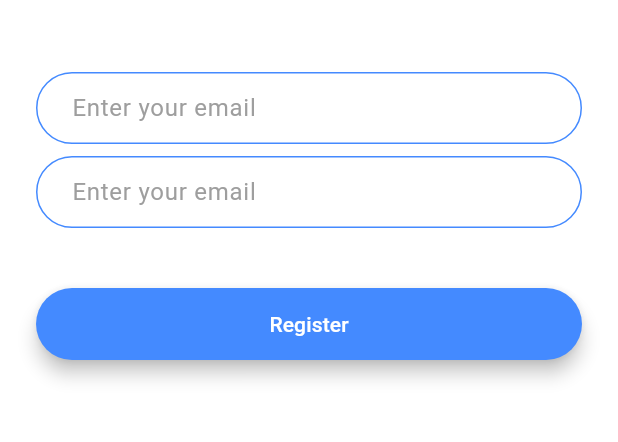
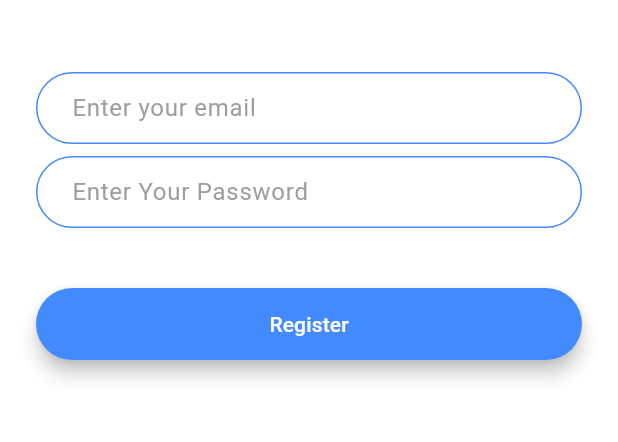
Before and after one commit to Harshavardhan1617/Flash-Chat, a Flutter app: the RegistrationScreen screen opened by its route, on a phone screen of 412 x 824 dp, the part 576-1018 px from its top. Run offline on Flutter 3.47's test engine with Material 3 defaults, Android fonts, the phone set to English and light mode, and no system bars.

Commit message:
fix: update refactored code

```diff
--- a/lib/screens/login_screen.dart
+++ b/lib/screens/login_screen.dart
@@ -41,7 +41,8 @@ class _LoginScreenState extends State<LoginScreen> {
               onChanged: (value) {
                 //Do something with the user input.
               },
-              decoration: kTextFieldDecoration,
+              decoration: kTextFieldDecoration.copyWith(
+                  hintText: 'Enter Your Password'),
             ),
             SizedBox(
               height: 24.0,
--- a/lib/screens/registration_screen.dart
+++ b/lib/screens/registration_screen.dart
@@ -44,7 +44,8 @@ class _RegistrationScreenState extends State<RegistrationScreen> {
               onChanged: (value) {
                 //Do something with the user input.
               },
-              decoration: kTextFieldDecoration,
+              decoration: kTextFieldDecoration.copyWith(
+                  hintText: 'Enter Your Password'),
             ),
             SizedBox(
               height: 24.0,
```
